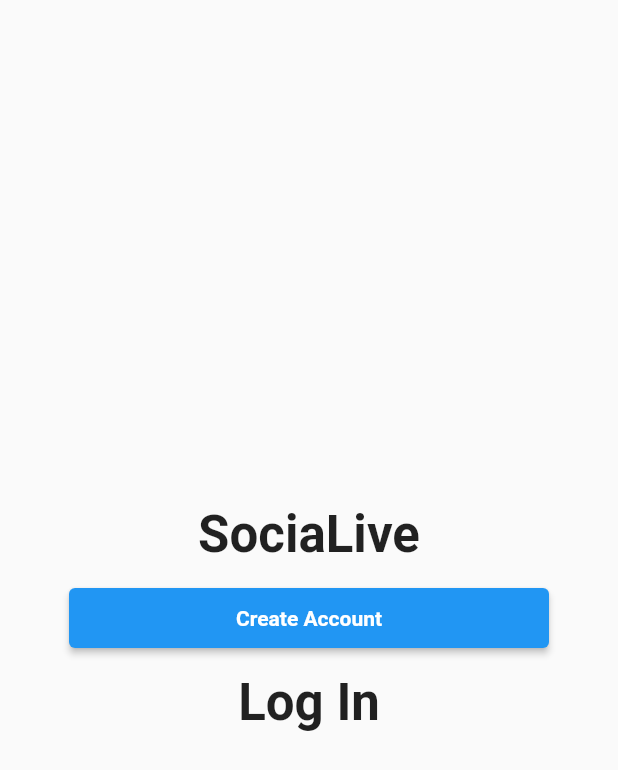
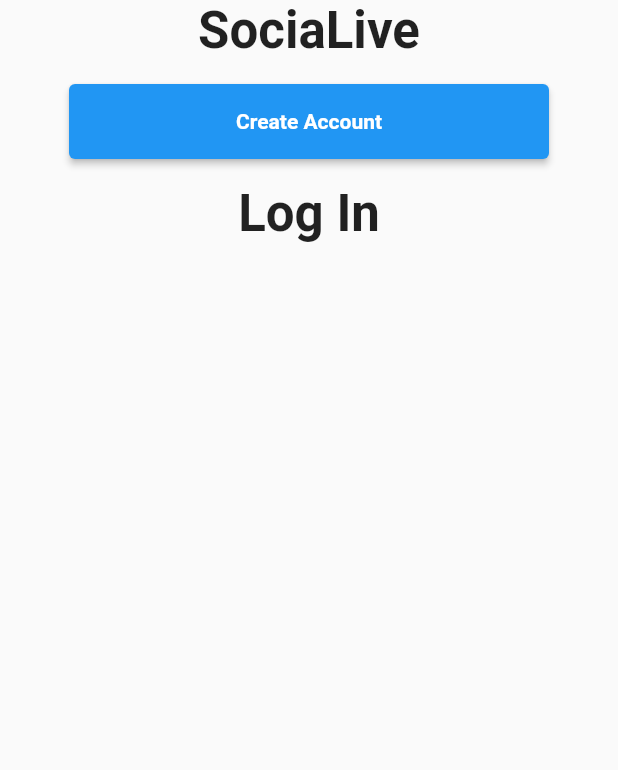
Before and after one commit to Smshahin22/Github, a Flutter app: the screen it shows after launch, on a phone screen of 412 x 824 dp. Shown: the top 770 px of the screen. Run offline on Flutter 3.47's test engine with Material 2 defaults, Android fonts, the phone set to English and light mode, and no system bars.

Commit message:
2nd commit

```diff
--- a/lib/allScreen/open_page_screen.dart
+++ b/lib/allScreen/open_page_screen.dart
@@ -11,8 +11,11 @@ class _OpenPageScreenState extends State<OpenPageScreen> {
   @override
   Widget build(BuildContext context) {
     return  Scaffold(
+      //commit chk
     body: Center(
       child: Column(
+        children: [
+          Column(
             mainAxisAlignment: MainAxisAlignment.center,
             children: [
               const Text(
@@ -24,7 +27,7 @@ class _OpenPageScreenState extends State<OpenPageScreen> {
               ),
              const SizedBox(height: 16),
              SizedBox(
-           height: 40,
+               height: 50,
                width: 320,
                child: ElevatedButton(
                    onPressed: (){},
@@ -48,6 +51,8 @@ class _OpenPageScreenState extends State<OpenPageScreen> {
               ),
             ],
           ),
+        ],
+      ),
     ),
     );
   }
```
Lines whose indentation alone changed are shown as unchanged.
